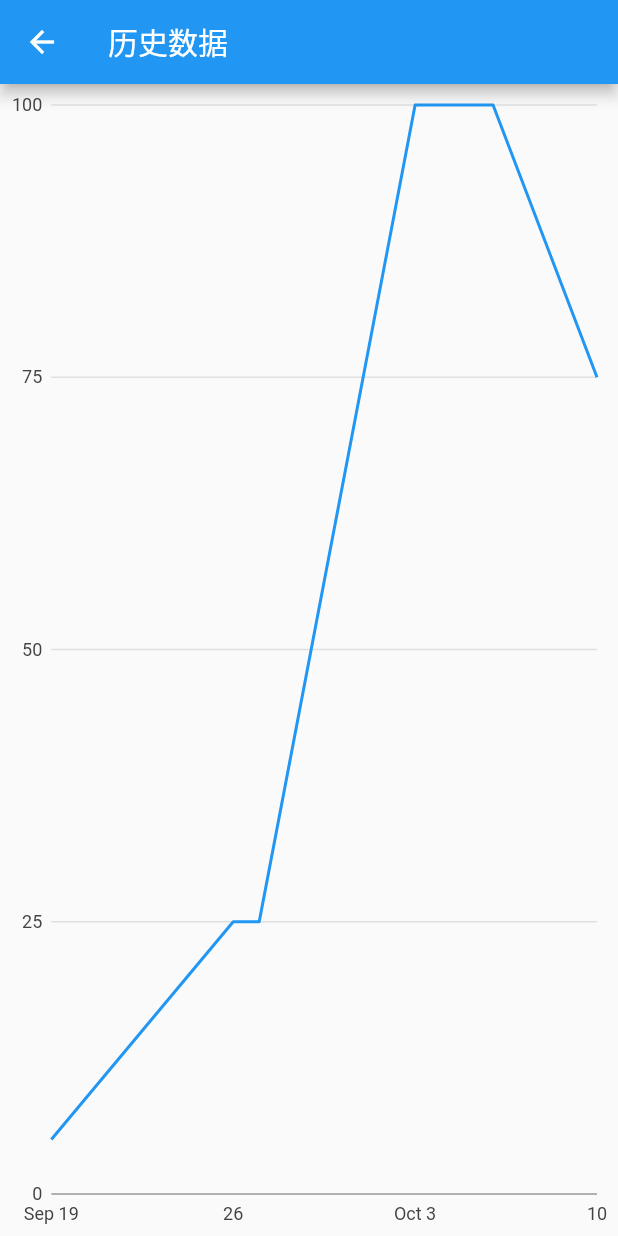
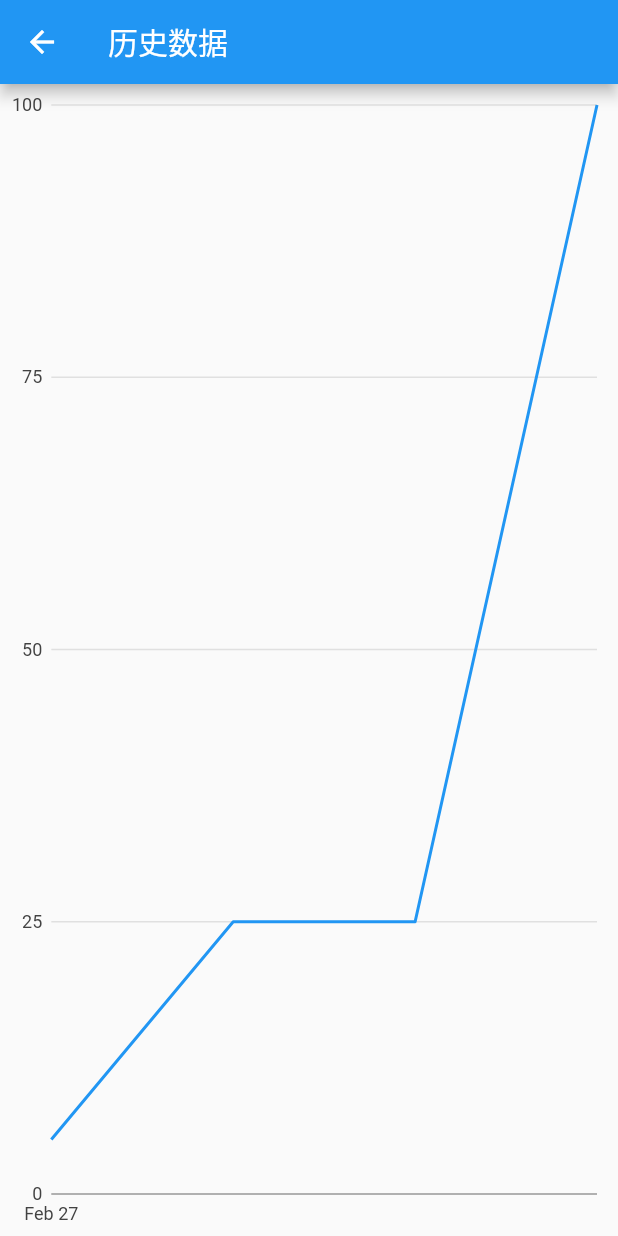
Before and after one commit to xiyu714/xindalu_paidui, a Flutter app: the Paidui_history screen opened directly, on a phone screen of 412 x 824 dp. Run offline on Flutter 3.47's test engine with Material 2 defaults, Android fonts, the phone set to English and light mode, and no system bars; our stand-ins replace charts_flutter, dio, shared_preferences; accounts and stored records are empty; generated files the repository leaves out were written again.

Commit message:
尝试使用历史数据

```diff
--- a/lib/page/paidui_history.dart
+++ b/lib/page/paidui_history.dart
@@ -4,11 +4,19 @@ import 'package:flutter/material.dart';
 
 class Paidui_history extends StatelessWidget {
   Widget build(BuildContext context) {
+    final data = [
+      new TimeSeriesSales(DateTime.parse("2012-02-27 13:27:00"), 5),
+      new TimeSeriesSales(DateTime.parse("2012-02-27 13:28:00"), 25),
+      new TimeSeriesSales(DateTime.parse("2012-02-27 13:29:00"), 25),
+      new TimeSeriesSales(DateTime.parse("2012-02-27 13:30:00"), 100),
+//    new TimeSeriesSales(DateTime.parse("2012-02-27 13:27:00"), 100),
+//    new TimeSeriesSales(DateTime.parse("2012-02-27 13:27:00"), 75),
+    ];
     return Scaffold(
       appBar: AppBar(
         title: Text("历史数据"),
       ) ,
-      body: SimpleTimeSeriesChart.test(test()),
+      body: SimpleTimeSeriesChart.test(get_Series(data)),
     );
   }
 }
@@ -81,16 +89,7 @@ class TimeSeriesSales {
   TimeSeriesSales(this.time, this.sales);
 }
 
-test() {
-  final data = [
-    new TimeSeriesSales(new DateTime(2017, 9, 19), 5),
-    new TimeSeriesSales(new DateTime(2017, 9, 26), 25),
-    new TimeSeriesSales(new DateTime(2017, 9, 27), 25),
-    new TimeSeriesSales(new DateTime(2017, 10, 3), 100),
-    new TimeSeriesSales(new DateTime(2017, 10, 6), 100),
-    new TimeSeriesSales(new DateTime(2017, 10, 10), 75),
-  ];
-
+get_Series(List<TimeSeriesSales> data) {
   return [
     new charts.Series<TimeSeriesSales, DateTime>( //timeSeries还是一个数据的封装，
       // 内部有一个列表，封装真正的数据，
```
